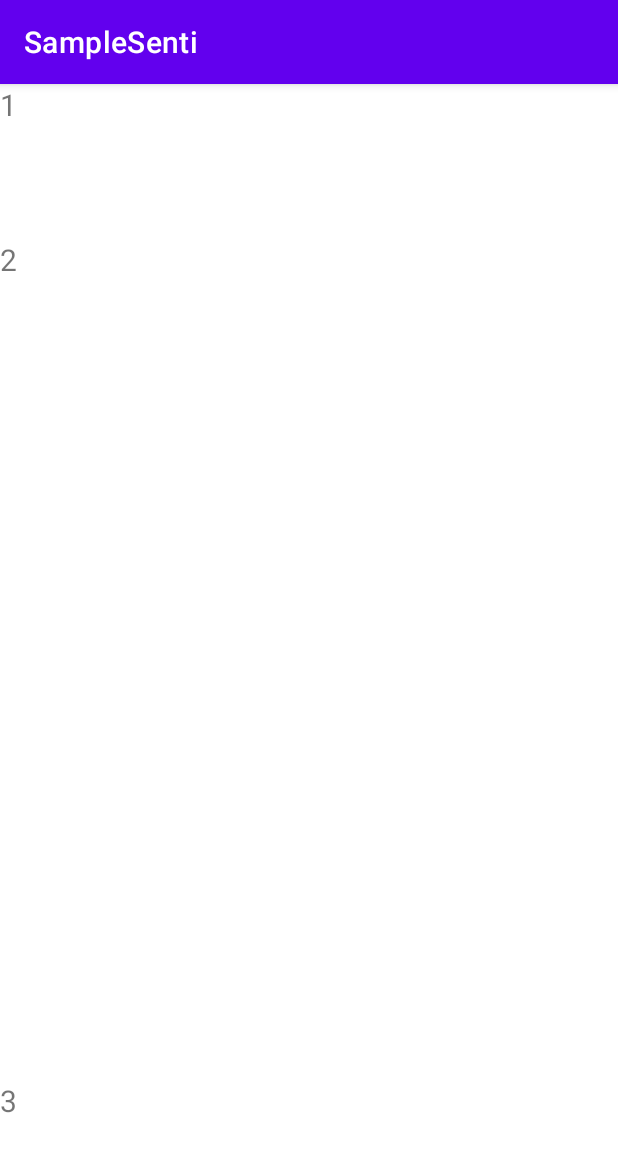
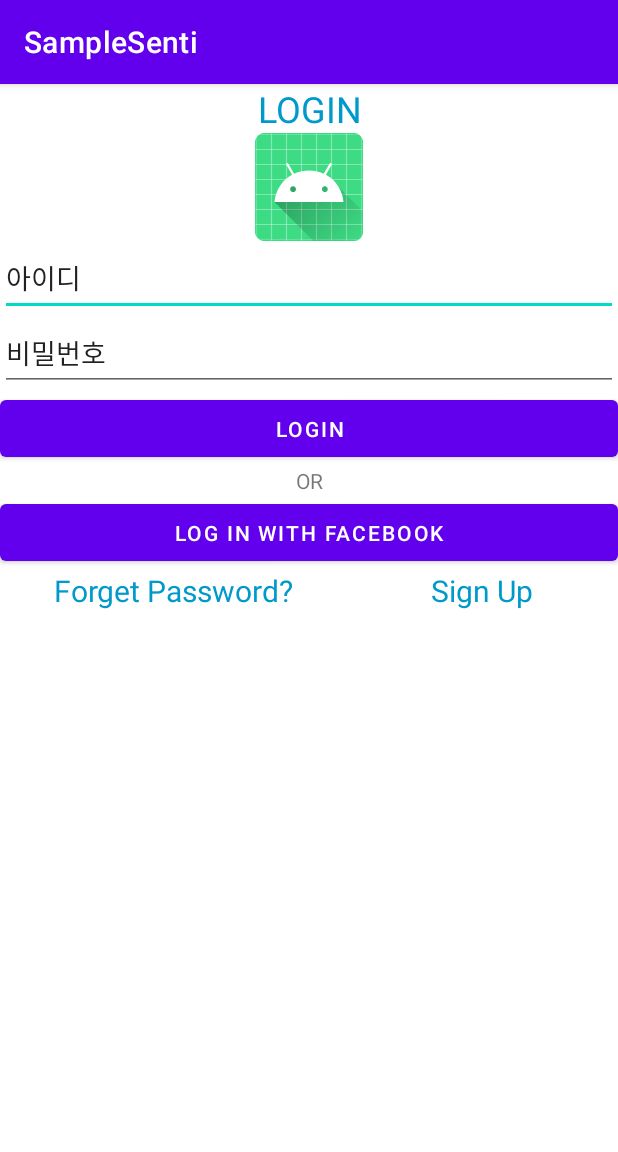
Before and after one commit to plitche/Android_Prac, an Android app: the screen it shows after launch (MainActivity), on a phone screen of 412 x 824 dp. Shown: the top 1152 px of the screen. Run offline under Robolectric (Android 15) with nearby library versions, the phone set to English and light mode, and no system bars.

Commit message:
4. 앱 레이아웃 따라하기 실전 -1

```diff
--- a/SampleSenti/app/src/main/java/com/plitche/samplesenti/MainActivity.java
+++ b/SampleSenti/app/src/main/java/com/plitche/samplesenti/MainActivity.java
@@ -9,6 +9,6 @@ public class MainActivity extends AppCompatActivity {
     @Override
     protected void onCreate(Bundle savedInstanceState) {
         super.onCreate(savedInstanceState);
-        setContentView(R.layout.activity_main);
+        setContentView(R.layout.activity_login);
     }
 }
--- /dev/null
+++ b/SampleSenti/app/src/main/res/layout/activity_login.xml
@@ -0,0 +1,88 @@
+<?xml version="1.0" encoding="utf-8"?>
+<LinearLayout xmlns:android="http://schemas.android.com/apk/res/android"
+    android:layout_width="match_parent"
+    android:layout_height="match_parent"
+    android:orientation="vertical"
+    >
+
+    <TextView
+        android:layout_width="match_parent"
+        android:layout_height="wrap_content"
+        android:layout_gravity="center"
+        android:gravity="center"
+        android:textColor="@android:color/holo_blue_dark"
+        android:textSize="24sp"
+        android:text="LOGIN"
+    />
+
+    <ImageView
+        android:layout_width="match_parent"
+        android:layout_height="wrap_content"
+        android:background="@null"
+        android:src="@mipmap/ic_launcher"
+        android:gravity="center"
+    />
+
+    <EditText
+        android:layout_width="match_parent"
+        android:layout_height="50dp"
+        android:text="아이디"
+    />
+    <EditText
+        android:layout_width="match_parent"
+        android:layout_height="50dp"
+        android:text="비밀번호"
+    />
+
+    <Button
+        android:layout_width="match_parent"
+        android:layout_height="50dp"
+        android:text="Login"
+    />
+
+    <TextView
+        android:layout_width="match_parent"
+        android:layout_height="wrap_content"
+        android:layout_gravity="center"
+        android:gravity="center"
+        android:text="OR"
+    />
+
+    <Button
+        android:layout_width="match_parent"
+        android:layout_height="50dp"
+        android:text="Log in with Facebook"
+    />
+
+    <LinearLayout
+        android:layout_width="match_parent"
+        android:layout_height="wrap_content"
+        android:orientation="horizontal"
+        android:weightSum="10"
+        >
+
+        <TextView
+            android:layout_width="117dp"
+            android:layout_height="wrap_content"
+            android:layout_weight="5"
+            android:gravity="center"
+            android:text="Forget Password?"
+            android:textColor="@android:color/holo_blue_dark"
+            android:textSize="20sp" />
+
+        <TextView
+            android:layout_width="wrap_content"
+            android:layout_height="wrap_content"
+            android:gravity="center"
+            android:layout_weight="5"
+            android:textColor="@android:color/holo_blue_dark"
+            android:textSize="20sp"
+            android:text="Sign Up"
+        />
+
+    </LinearLayout>
+
+
+
+
+</LinearLayout>
```
